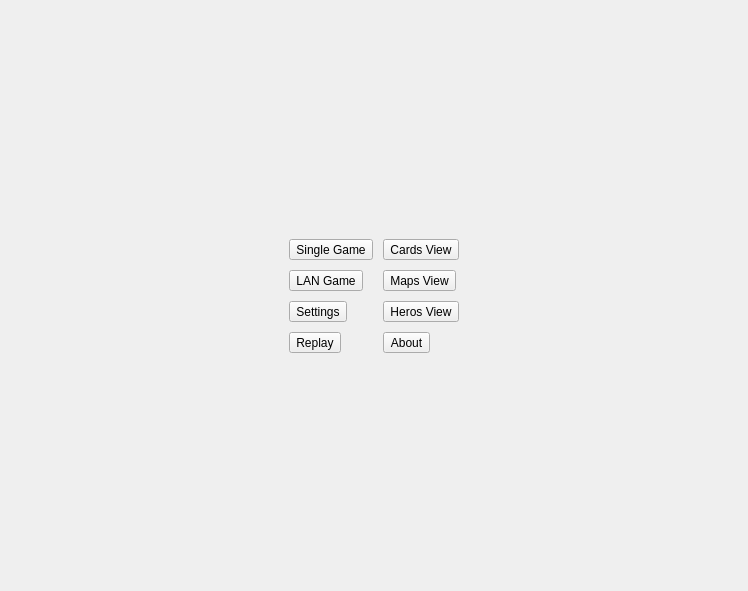
Before: the Qt Designer form modechoose.ui in ideallx/Hexagon, drawn with Qt 5.
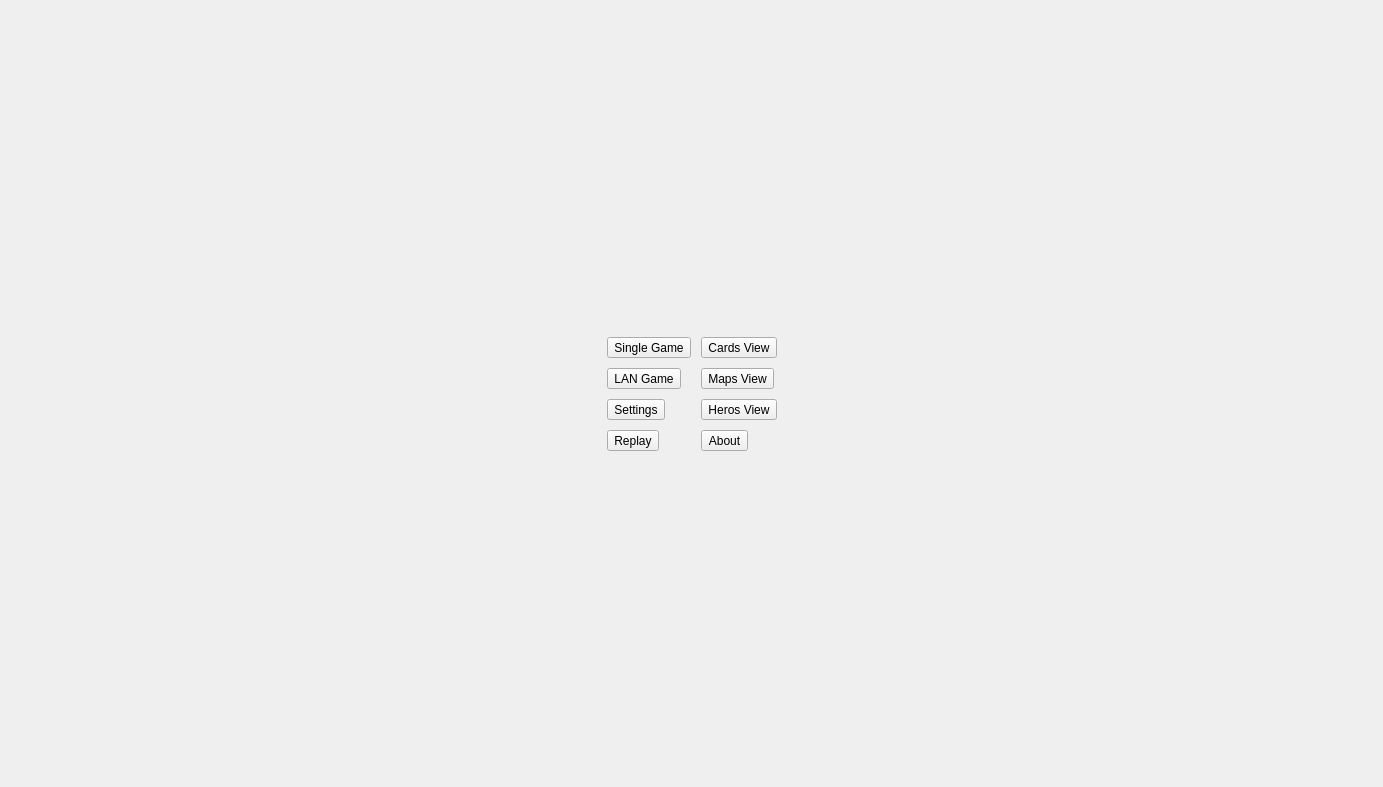
After: the same form once the commit is applied.

Diff of the .ui file:
```diff
--- a/modechoose.ui
+++ b/modechoose.ui
@@ -1,13 +1,13 @@
 <?xml version="1.0" encoding="UTF-8"?>
 <ui version="4.0">
  <class>modeChoose</class>
- <widget class="QDialog" name="modeChoose">
+ <widget class="QWidget" name="modeChoose">
   <property name="geometry">
    <rect>
     <x>0</x>
     <y>0</y>
-    <width>748</width>
-    <height>591</height>
+    <width>1383</width>
+    <height>787</height>
    </rect>
   </property>
   <property name="windowTitle">
@@ -22,7 +22,7 @@
      <property name="sizeHint" stdset="0">
       <size>
        <width>20</width>
-       <height>231</height>
+       <height>329</height>
       </size>
      </property>
     </spacer>
@@ -34,13 +34,13 @@
      </property>
      <property name="sizeHint" stdset="0">
       <size>
-       <width>266</width>
+       <width>584</width>
        <height>20</height>
       </size>
      </property>
     </spacer>
    </item>
-   <item row="1" column="1">
+   <item row="1" column="1" colspan="2">
     <layout class="QHBoxLayout" name="horizontalLayout">
      <property name="spacing">
       <number>10</number>
@@ -126,20 +126,20 @@
      </item>
     </layout>
    </item>
-   <item row="1" column="2">
+   <item row="1" column="3">
     <spacer name="horizontalSpacer_2">
      <property name="orientation">
       <enum>Qt::Horizontal</enum>
      </property>
      <property name="sizeHint" stdset="0">
       <size>
-       <width>266</width>
+       <width>583</width>
        <height>20</height>
       </size>
      </property>
     </spacer>
    </item>
-   <item row="2" column="1">
+   <item row="2" column="2">
     <spacer name="verticalSpacer_2">
      <property name="orientation">
       <enum>Qt::Vertical</enum>
@@ -147,7 +147,7 @@
      <property name="sizeHint" stdset="0">
       <size>
        <width>20</width>
-       <height>230</height>
+       <height>328</height>
       </size>
      </property>
     </spacer>
```
Left out of the diff: 2 changed lines with no effect on the pictures.
